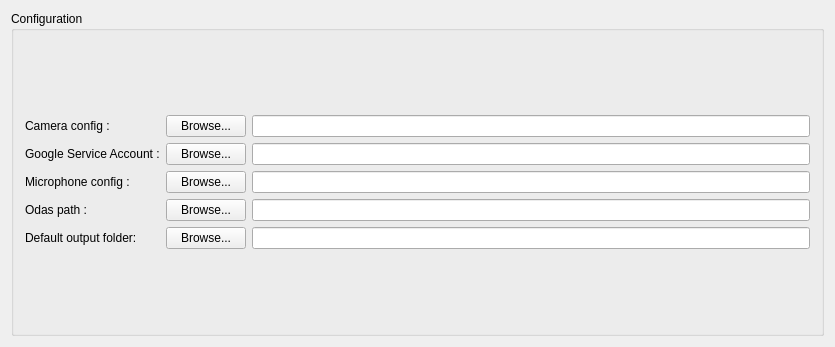
Above: src/app/gui/change_settings.ui from introlab/rendezvous before the change. Below: the same form after it.
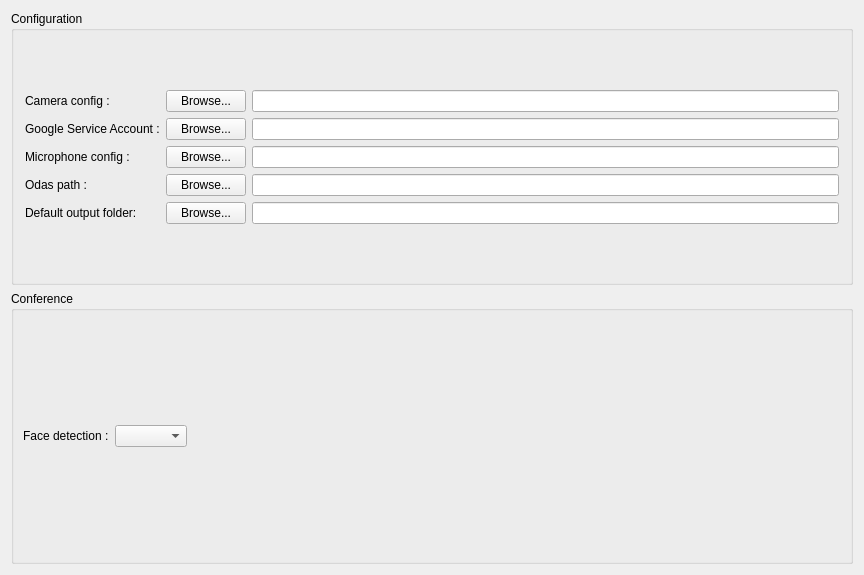
That is the form after the change.

Commit message: face detection setting, videoprocessor added to conference controller

Patch:
```diff
--- a/src/app/gui/change_settings.ui
+++ b/src/app/gui/change_settings.ui
@@ -9,14 +9,101 @@
    <rect>
     <x>0</x>
     <y>0</y>
-    <width>835</width>
-    <height>347</height>
+    <width>864</width>
+    <height>575</height>
    </rect>
   </property>
   <property name="windowTitle">
    <string>Settings</string>
   </property>
-  <layout class="QGridLayout" name="gridLayout" rowstretch="0">
+  <layout class="QGridLayout" name="gridLayout" rowstretch="0,0">
+   <item row="1" column="0">
+    <widget class="QGroupBox" name="groupBox_2">
+     <property name="sizePolicy">
+      <sizepolicy hsizetype="Preferred" vsizetype="Expanding">
+       <horstretch>0</horstretch>
+       <verstretch>0</verstretch>
+      </sizepolicy>
+     </property>
+     <property name="title">
+      <string>Conference</string>
+     </property>
+     <layout class="QGridLayout" name="gridLayout_4" rowstretch="0">
+      <property name="leftMargin">
+       <number>9</number>
+      </property>
+      <property name="topMargin">
+       <number>9</number>
+      </property>
+      <property name="rightMargin">
+       <number>9</number>
+      </property>
+      <property name="bottomMargin">
+       <number>9</number>
+      </property>
+      <item row="0" column="0">
+       <layout class="QGridLayout" name="gridLayout_3">
+        <item row="1" column="0">
+         <widget class="QLabel" name="label_6">
+          <property name="text">
+           <string>Face detection :</string>
+          </property>
+         </widget>
+        </item>
+        <item row="0" column="0" colspan="3">
+         <spacer name="verticalSpacer_3">
+          <property name="orientation">
+           <enum>Qt::Vertical</enum>
+          </property>
+          <property name="sizeHint" stdset="0">
+           <size>
+            <width>20</width>
+            <height>40</height>
+           </size>
+          </property>
+         </spacer>
+        </item>
+        <item row="2" column="0" colspan="3">
+         <spacer name="verticalSpacer_4">
+          <property name="orientation">
+           <enum>Qt::Vertical</enum>
+          </property>
+          <property name="sizeHint" stdset="0">
+           <size>
+            <width>20</width>
+            <height>40</height>
+           </size>
+          </property>
+         </spacer>
+        </item>
+        <item row="1" column="1">
+         <widget class="QComboBox" name="cbFaceDetection">
+          <property name="sizePolicy">
+           <sizepolicy hsizetype="Preferred" vsizetype="Fixed">
+            <horstretch>0</horstretch>
+            <verstretch>0</verstretch>
+           </sizepolicy>
+          </property>
+         </widget>
+        </item>
+        <item row="1" column="2">
+         <spacer name="horizontalSpacer">
+          <property name="orientation">
+           <enum>Qt::Horizontal</enum>
+          </property>
+          <property name="sizeHint" stdset="0">
+           <size>
+            <width>40</width>
+            <height>20</height>
+           </size>
+          </property>
+         </spacer>
+        </item>
+       </layout>
+      </item>
+     </layout>
+    </widget>
+   </item>
    <item row="0" column="0">
     <widget class="QGroupBox" name="groupBox">
      <property name="title">
```
The commit also changes 9 other files.
